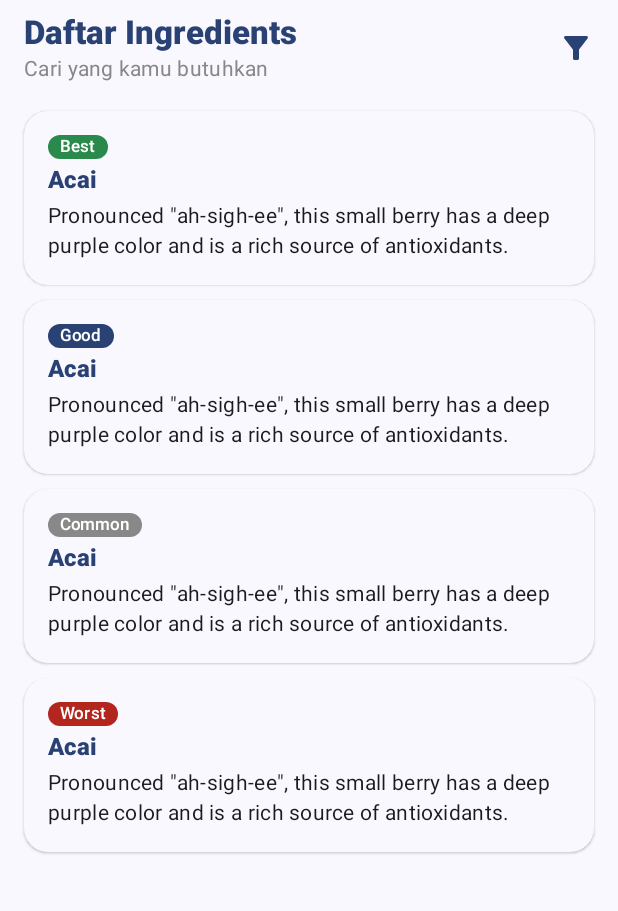
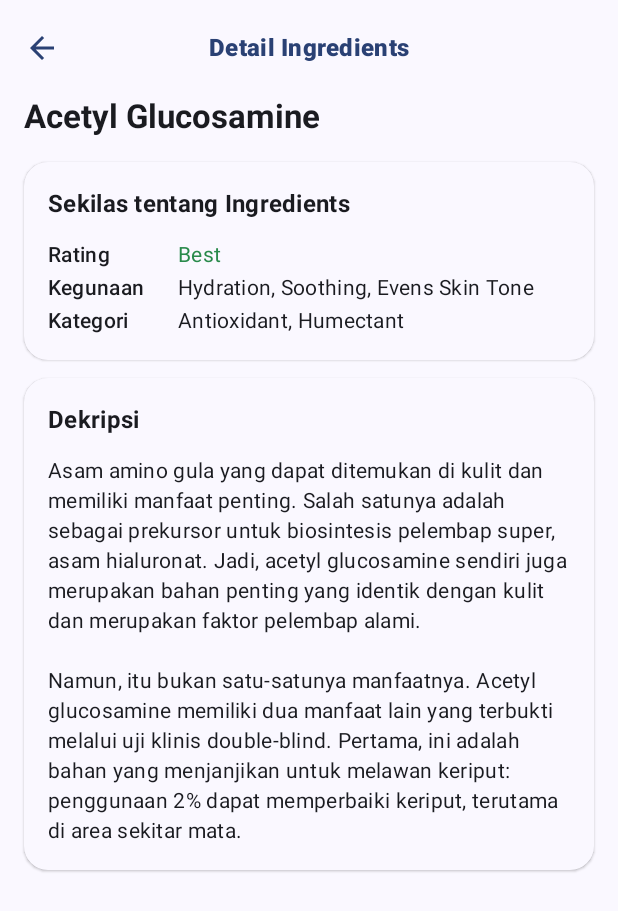
Before and after one commit to skinsift/skinsift, an Android app built with Jetpack Compose: the screen it shows after launch (MainActivity), on a phone screen of 412 x 824 dp. Shown: the top 911 px of the screen. Run offline under Robolectric (Android 15) with nearby library versions, the phone set to English and light mode, and no system bars.

Commit message:
added detail ingredient layout

```diff
--- a/app/src/main/java/com/ayukrisna/skinsift/view/MainActivity.kt
+++ b/app/src/main/java/com/ayukrisna/skinsift/view/MainActivity.kt
@@ -9,6 +9,7 @@ import androidx.compose.ui.unit.dp
 import androidx.navigation.compose.rememberNavController
 import com.ayukrisna.skinsift.MyApp
 import com.ayukrisna.skinsift.navigation.NavGraph
+import com.ayukrisna.skinsift.view.ui.screen.dictionary.DetailIngredientScreen
 import com.ayukrisna.skinsift.view.ui.screen.dictionary.DictionaryScreen
 import com.ayukrisna.skinsift.view.ui.theme.SkinSiftTheme
 
@@ -19,7 +20,7 @@ class MainActivity : ComponentActivity() {
         setContent {
             SkinSiftTheme {
                 MyApp()
-                DictionaryScreen()
+                DetailIngredientScreen()
 //                val navController = rememberNavController()
 //                NavGraph(navController = navController,
 //                    paddingValues = PaddingValues(horizontal = 16.dp, vertical = 42.dp))
--- /dev/null
+++ b/app/src/main/java/com/ayukrisna/skinsift/view/ui/screen/dictionary/DetailIngredientScreen.kt
@@ -0,0 +1,201 @@
+package com.ayukrisna.skinsift.view.ui.screen.dictionary
+
+import androidx.compose.foundation.layout.Arrangement
+import androidx.compose.foundation.layout.Column
+import androidx.compose.foundation.layout.Row
+import androidx.compose.foundation.layout.Spacer
+import androidx.compose.foundation.layout.fillMaxHeight
+import androidx.compose.foundation.layout.fillMaxWidth
+import androidx.compose.foundation.layout.height
+import androidx.compose.foundation.layout.padding
+import androidx.compose.foundation.shape.RoundedCornerShape
+import androidx.compose.material.icons.Icons
+import androidx.compose.material.icons.automirrored.filled.ArrowBack
+import androidx.compose.material3.Card
+import androidx.compose.material3.CardDefaults
+import androidx.compose.material3.CenterAlignedTopAppBar
+import androidx.compose.material3.ExperimentalMaterial3Api
+import androidx.compose.material3.Icon
+import androidx.compose.material3.IconButton
+import androidx.compose.material3.MaterialTheme
+import androidx.compose.material3.Scaffold
+import androidx.compose.material3.Text
+import androidx.compose.runtime.Composable
+import androidx.compose.ui.Modifier
+import androidx.compose.ui.graphics.Color
+import androidx.compose.ui.res.stringResource
+import androidx.compose.ui.text.font.FontWeight
+import androidx.compose.ui.tooling.preview.Preview
+import androidx.compose.ui.unit.dp
+import com.ayukrisna.skinsift.R
+import com.ayukrisna.skinsift.view.ui.theme.SkinSiftTheme
+
+@Composable
+fun DetailIngredientScreen() {
+    Scaffold(
+        topBar = {
+            DetailIngredientAppBar()
+        },
+        content = { paddingValues->
+            // Padding values should be applied if needed
+            Column(modifier = Modifier
+                .fillMaxHeight()
+                .padding(paddingValues)
+                .padding(horizontal = 16.dp)
+            ) {
+                Text(text = "Acetyl Glucosamine",
+                    style = MaterialTheme.typography.titleLarge,
+                    fontWeight = FontWeight.Bold,
+                    color = MaterialTheme.colorScheme.onSurface
+                )
+                Spacer(modifier = Modifier.height(16.dp))
+                IngredientsOverview(
+                    ratingColor = Color(0xFF298A4B),
+                    rating = "Best",
+                    use = "Hydration, Soothing, Evens Skin Tone",
+                    category = "Antioxidant, Humectant"
+                )
+                Spacer(modifier = Modifier.height(12.dp))
+                IngredientsDescription(
+                    description =
+                        "Asam amino gula yang dapat ditemukan di kulit dan memiliki manfaat penting. Salah satunya adalah sebagai prekursor untuk biosintesis pelembap super, asam hialuronat. Jadi, acetyl glucosamine sendiri juga merupakan bahan penting yang identik dengan kulit dan merupakan faktor pelembap alami.\n" +
+                                "\n" +
+                                "Namun, itu bukan satu-satunya manfaatnya. Acetyl glucosamine memiliki dua manfaat lain yang terbukti melalui uji klinis double-blind. Pertama, ini adalah bahan yang menjanjikan untuk melawan keriput: penggunaan 2% dapat memperbaiki keriput, terutama di area sekitar mata."
+                )
+            }
+        }
+    )
+}
+
+@Composable
+fun IngredientsOverview(ratingColor: Color, rating: String, use: String, category: String) {
+    Card(
+        modifier = Modifier
+            .fillMaxWidth(),
+//            .padding(8.dp),
+        colors = CardDefaults.cardColors(
+            containerColor = MaterialTheme.colorScheme.surfaceBright
+        ),
+        shape = RoundedCornerShape(16.dp),
+        elevation = CardDefaults.elevatedCardElevation(1.dp)
+    ) {
+        Column(
+            modifier = Modifier
+                .fillMaxWidth()
+                .padding(16.dp)
+        ) {
+            Text(
+                text = stringResource(R.string.more_about_ingre),
+                style = MaterialTheme.typography.titleMedium,
+                fontWeight = FontWeight.Bold,
+                color = MaterialTheme.colorScheme.onSurface
+            )
+            Spacer(modifier = Modifier.height(12.dp))
+            IngredientsOverviewItem(stringResource(R.string.rating), rating, ratingColor)
+            Spacer(modifier = Modifier.height(2.dp))
+            IngredientsOverviewItem(stringResource(R.string.use), use)
+            Spacer(modifier = Modifier.height(2.dp))
+            IngredientsOverviewItem(stringResource(R.string.category), category)
+        }
+    }
+}
+
+@Composable
+fun IngredientsDescription(
+    description: String,
+    modifier : Modifier = Modifier
+) {
+    Card(
+        modifier = Modifier
+            .fillMaxWidth(),
+//            .padding(8.dp),
+        colors = CardDefaults.cardColors(
+            containerColor = MaterialTheme.colorScheme.surfaceBright
+        ),
+        shape = RoundedCornerShape(16.dp),
+        elevation = CardDefaults.elevatedCardElevation(1.dp)
+    ) {
+        Column(
+            modifier = Modifier
+                .fillMaxWidth()
+                .padding(16.dp)
+        ) {
+            Text(
+                text = "Dekripsi",
+                style = MaterialTheme.typography.titleMedium,
+                fontWeight = FontWeight.Bold,
+                color = MaterialTheme.colorScheme.onSurface
+            )
+            Spacer(modifier = Modifier.height(12.dp))
+            Text(
+                text = description,
+                style = MaterialTheme.typography.bodyMedium,
+                color = MaterialTheme.colorScheme.onSurface
+            )
+        }
+    }
+}
+
+
+@Composable
+fun IngredientsOverviewItem(title: String, description: String, color : Color = MaterialTheme.colorScheme.onSurface ){
+    Row(
+        modifier = Modifier
+            .fillMaxWidth(),
+        horizontalArrangement = Arrangement.Start
+    ) {
+        Text(
+            text = title,
+            style = MaterialTheme.typography.bodyMedium,
+            fontWeight = FontWeight.Medium,
+            color = MaterialTheme.colorScheme.onSurface,
+            modifier = Modifier.weight(1f)
+        )
+        Text(
+            text = description,
+            style = MaterialTheme.typography.bodyMedium,
+            color = color,
+            modifier = Modifier.weight(3f)
+        )
+    }
+}
+
+@Preview(showBackground = true)
+@Composable
+fun DetailIngredientPreview() {
+    SkinSiftTheme {
+        DetailIngredientScreen()
+    }
+}
+
+@OptIn(ExperimentalMaterial3Api::class)
+@Composable
+fun DetailIngredientAppBar() {
+    CenterAlignedTopAppBar(
+        title = {
+            Text(text = "Detail Ingredients",
+                style = MaterialTheme.typography.titleMedium,
+                fontWeight = FontWeight.ExtraBold,
+                color = MaterialTheme.colorScheme.primary
+            )
+        },
+        navigationIcon = {
+            IconButton(onClick = { /* do something */ }) {
+                Icon(
+                    imageVector = Icons.AutoMirrored.Filled.ArrowBack,
+                    contentDescription = "Localized description",
+                    tint = MaterialTheme.colorScheme.primary
+                )
+            }
+        },
+
+    )
+}
+
+@Preview(showBackground = true)
+@Composable
+fun PreviewAppBar() {
+    SkinSiftTheme {
+        DetailIngredientAppBar()
+    }
+}
--- a/app/src/main/java/com/ayukrisna/skinsift/view/ui/screen/dictionary/DictionaryScreen.kt
+++ b/app/src/main/java/com/ayukrisna/skinsift/view/ui/screen/dictionary/DictionaryScreen.kt
@@ -36,7 +36,7 @@ import androidx.compose.ui.unit.dp
 fun DictionaryScreen() {
     Scaffold(
         topBar = {
-            AppBar() // This should be your custom AppBar composable
+            DictionaryAppBar() // This should be your custom AppBar composable
         },
         content = { paddingValues->
             // Padding values should be applied if needed
@@ -109,7 +109,7 @@ fun IngredientsItem(ratingColor: Color, rating: String, title: String, descripti
 
 @OptIn(ExperimentalMaterial3Api::class)
 @Composable
-fun AppBar() {
+fun DictionaryAppBar() {
     TopAppBar(
         title = {
             Column(
@@ -156,7 +156,7 @@ fun DictionaryPreview() {
 fun PreviewIngredientItem() {
     SkinSiftTheme {
         IngredientsItem(
-            ratingColor = Color.Green,
+            ratingColor = Color(0xFF298A4B),
             rating = "Best",
             title = "Acai",
             description = "Pronounced \"ah-sigh-ee\", this small berry has a deep " +
@@ -169,6 +169,6 @@ fun PreviewIngredientItem() {
 @Composable
 fun AppBarPreview() {
     SkinSiftTheme {
-        AppBar()
+        DictionaryAppBar()
     }
 }
--- a/app/src/main/res/values/strings.xml
+++ b/app/src/main/res/values/strings.xml
@@ -18,4 +18,8 @@
     <string name="signup_btn">Buat Akun</string>
     <string name="welcome">Selamat Datang!</string>
     <string name="signup_instruction">Sebelum memulai, yuk buat akunmu terlebih dahulu di bawah ini!</string>
+    <string name="more_about_ingre">Sekilas tentang Ingredients</string>
+    <string name="rating">Rating</string>
+    <string name="use">Kegunaan</string>
+    <string name="category">Kategori</string>
 </resources>
```
